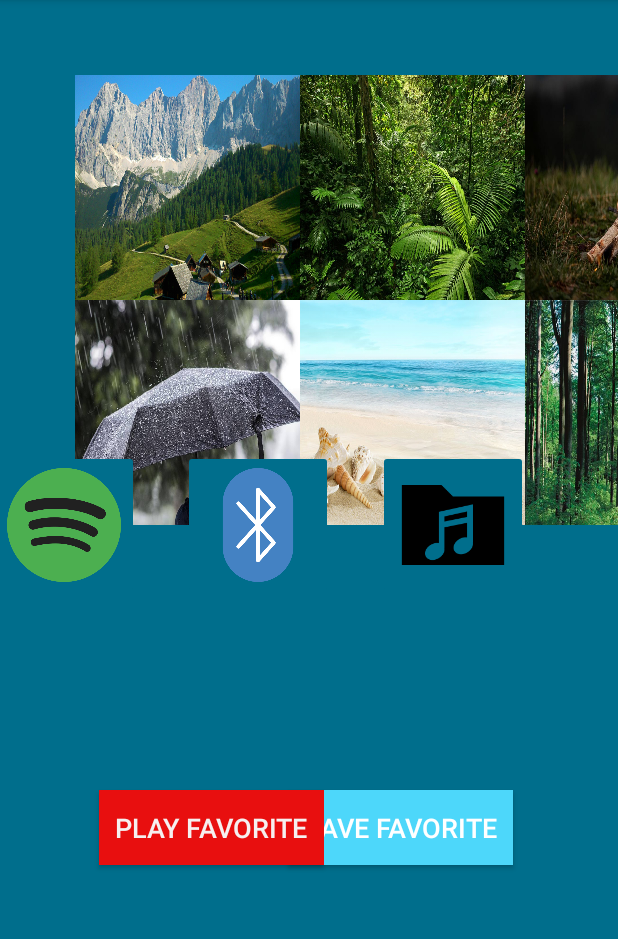
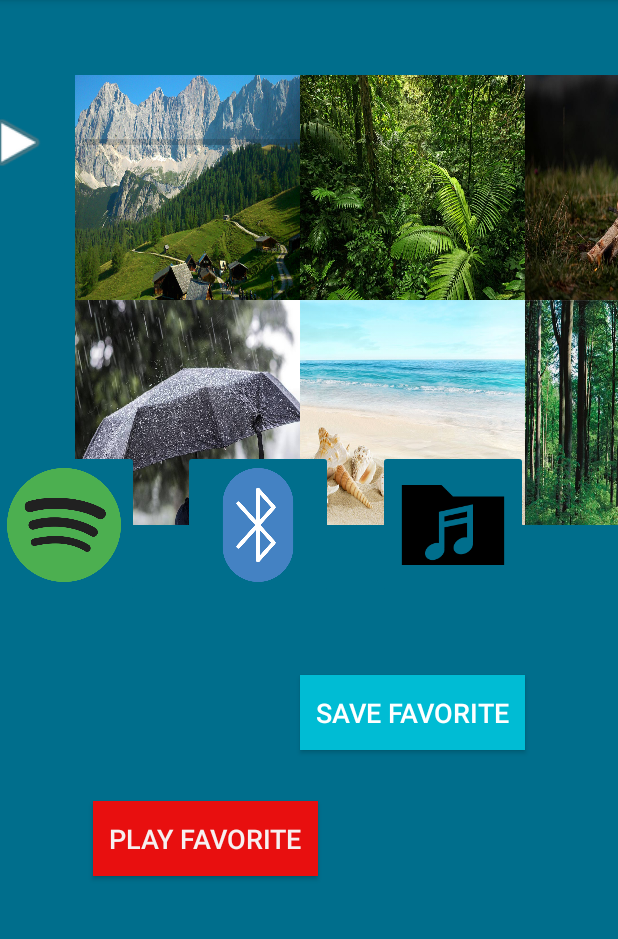
Before and after one commit to pisonmison/SleepingCapsule, an Android app: the MusicScreen screen opened directly, with no data from a screen before it, on a phone screen of 412 x 824 dp, the part 84-1023 px from its top. Run offline under Robolectric (Android 15) with nearby library versions, the phone set to English and light mode, and no system bars.

Commit message:
music screen update

```diff
--- a/app/src/main/res/layout/activity_music_screen.xml
+++ b/app/src/main/res/layout/activity_music_screen.xml
@@ -7,40 +7,35 @@
     android:background="@color/darkblue"
     tools:context=".MusicScreen">
 
+
     <Button
         android:id="@+id/button_save_favorite"
         android:layout_width="150dp"
         android:layout_height="50dp"
-        android:layout_marginStart="192dp"
-        android:layout_marginTop="300dp"
-        android:layout_marginBottom="60dp"
-        android:background="#4DD7FA"
+        android:layout_marginStart="200dp"
+        android:layout_marginTop="450dp"
+        android:background="#00BCD4"
         android:text="@string/save_favorite_button"
         android:textColor="#FFFFFF"
         android:textSize="18sp"
         android:visibility="visible"
-        app:layout_constraintBottom_toBottomOf="parent"
         app:layout_constraintStart_toStartOf="parent"
-
-        app:layout_constraintTop_toTopOf="parent"
-        app:layout_constraintVertical_bias="0.633" />
+        app:layout_constraintTop_toTopOf="parent" />
 
     <Button
         android:id="@+id/button"
         android:layout_width="150dp"
         android:layout_height="50dp"
-        android:layout_marginTop="300dp"
-        android:layout_marginEnd="196dp"
-        android:layout_marginBottom="60dp"
+        android:layout_marginTop="450dp"
+        android:layout_marginEnd="200dp"
+        android:layout_marginBottom="100dp"
         android:background="#E80F0F"
         android:text="@string/play_favorite_button"
         android:textColor="#F6F0F0"
         android:textSize="18sp"
         app:layout_constraintBottom_toBottomOf="parent"
         app:layout_constraintEnd_toEndOf="parent"
-        app:layout_constraintTop_toTopOf="parent"
-        app:layout_constraintVertical_bias="0.633" />
-
+        app:layout_constraintTop_toTopOf="parent" />
 
     <ImageButton
         android:id="@+id/berg_button"
@@ -49,6 +44,7 @@
         android:layout_marginStart="50dp"
         android:layout_marginTop="50dp"
         android:background="@drawable/berg"
+        android:contentDescription="@string/berg"
         app:layout_constraintEnd_toStartOf="@+id/dschungel_button"
         app:layout_constraintHorizontal_bias="0.458"
         app:layout_constraintStart_toStartOf="parent"
@@ -60,6 +56,7 @@
         android:layout_height="150dp"
         android:layout_marginTop="50dp"
         android:background="@drawable/dschungel"
+        android:contentDescription="@string/dschungel"
         app:layout_constraintBottom_toTopOf="@+id/strand_button"
         app:layout_constraintEnd_toStartOf="@+id/lagerfeuer_button"
         app:layout_constraintStart_toEndOf="@+id/berg_button"
@@ -72,6 +69,7 @@
         android:layout_marginTop="50dp"
         android:layout_marginBottom="1dp"
         android:background="@drawable/lagerfeuer"
+        android:contentDescription="@string/lagerfeuer"
         app:layout_constraintBottom_toTopOf="@+id/wald_button"
         app:layout_constraintStart_toEndOf="@+id/dschungel_button"
         app:layout_constraintTop_toTopOf="parent" />
@@ -82,6 +80,7 @@
         android:layout_height="150dp"
         android:layout_marginStart="50dp"
         android:background="@drawable/regen"
+        android:contentDescription="@string/regen"
         app:layout_constraintEnd_toStartOf="@+id/strand_button"
         app:layout_constraintHorizontal_bias="0.0"
         app:layout_constraintStart_toStartOf="parent"
@@ -92,6 +91,7 @@
         android:layout_width="150dp"
         android:layout_height="150dp"
         android:background="@drawable/strand"
+        android:contentDescription="@string/strand"
         app:layout_constraintEnd_toStartOf="@+id/wald_button"
         app:layout_constraintStart_toEndOf="@+id/regen_button"
         app:layout_constraintTop_toBottomOf="@+id/dschungel_button" />
@@ -101,14 +101,15 @@
         android:layout_width="150dp"
         android:layout_height="150dp"
         android:background="@drawable/wald"
+        android:contentDescription="@string/wald"
         app:layout_constraintStart_toEndOf="@+id/strand_button"
         app:layout_constraintTop_toBottomOf="@+id/lagerfeuer_button" />
 
     <ScrollView
-        android:layout_width="295dp"
-        android:layout_height="140dp"
-        android:layout_marginStart="572dp"
-        android:layout_marginTop="84dp"
+        android:layout_width="485dp"
+        android:layout_height="335dp"
+        android:layout_marginStart="32dp"
+        android:layout_marginTop="36dp"
         app:layout_constraintStart_toStartOf="parent"
         app:layout_constraintTop_toTopOf="parent">
 
@@ -127,6 +128,7 @@
         android:layout_marginTop="300dp"
         android:layout_marginEnd="30dp"
         android:backgroundTint="#006e8c"
+        android:contentDescription="@string/bluetooth"
         android:scaleType="fitCenter"
         app:layout_constraintEnd_toStartOf="@+id/imageButton3"
         app:layout_constraintTop_toTopOf="parent"
@@ -139,6 +141,7 @@
         android:layout_marginTop="300dp"
         android:layout_marginEnd="30dp"
         android:backgroundTint="#006e8c"
+        android:contentDescription="@string/spotify"
         android:scaleType="fitCenter"
         app:layout_constraintEnd_toStartOf="@+id/imageButton4"
         app:layout_constraintTop_toTopOf="parent"
@@ -151,9 +154,32 @@
         android:layout_marginTop="300dp"
         android:layout_marginEnd="60dp"
         android:backgroundTint="#006e8c"
+        android:contentDescription="@string/musiclibrary"
         android:scaleType="fitCenter"
         app:layout_constraintEnd_toEndOf="parent"
         app:layout_constraintTop_toTopOf="parent"
         app:srcCompat="@drawable/musiclibrary" />
 
+    <ProgressBar
+        android:id="@+id/progressBar"
+        style="?android:attr/progressBarStyleHorizontal"
+        android:layout_width="297dp"
+        android:layout_height="70dp"
+        android:layout_marginTop="60dp"
+        android:layout_marginEnd="60dp"
+        app:layout_constraintEnd_toEndOf="parent"
+        app:layout_constraintTop_toTopOf="parent" />
+
+    <ImageButton
+        android:id="@+id/imageButton"
+        android:layout_width="70dp"
+        android:layout_height="70dp"
+        android:layout_marginTop="60dp"
+        android:layout_marginEnd="8dp"
+        android:backgroundTint="#006e8c"
+        android:scaleType="fitCenter"
+        app:layout_constraintEnd_toStartOf="@+id/progressBar"
+        app:layout_constraintTop_toTopOf="parent"
+        app:srcCompat="@android:drawable/ic_media_play" />
+
 </androidx.constraintlayout.widget.ConstraintLayout>
--- a/app/src/main/res/values/strings.xml
+++ b/app/src/main/res/values/strings.xml
@@ -2,5 +2,14 @@
     <string name="app_name">SleepingCapsule</string>
     <string name="play_favorite_button">play favorite</string>
     <string name="save_favorite_button">save favorite</string>
+    <string name="berg">Berge</string>
+    <string name="dschungel">dschungel</string>
+    <string name="regen">regen</string>
+    <string name="strand">strand</string>
+    <string name="lagerfeuer">lagerfeuer</string>
+    <string name="wald">wald</string>
+    <string name="bluetooth">bluetooth</string>
+    <string name="spotify">spotify</string>
+    <string name="musiclibrary">musiclibrary</string>
     <string name="Snooze" />
 </resources>
```
